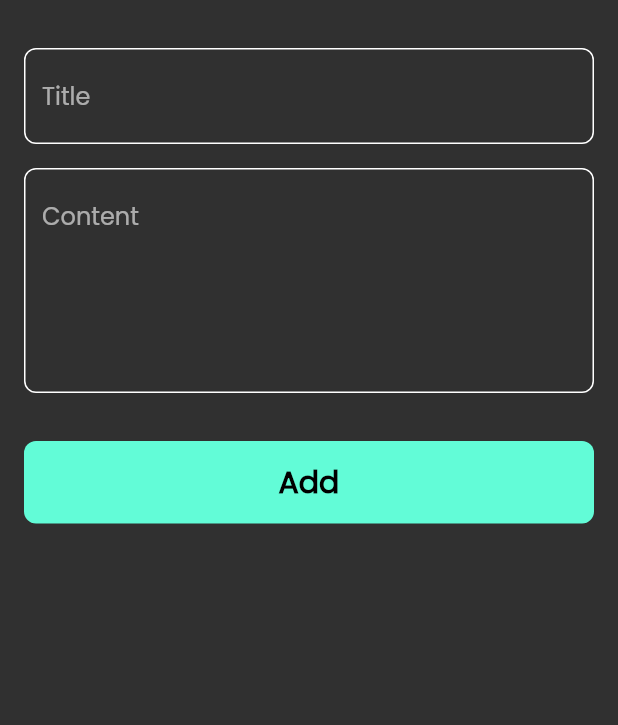
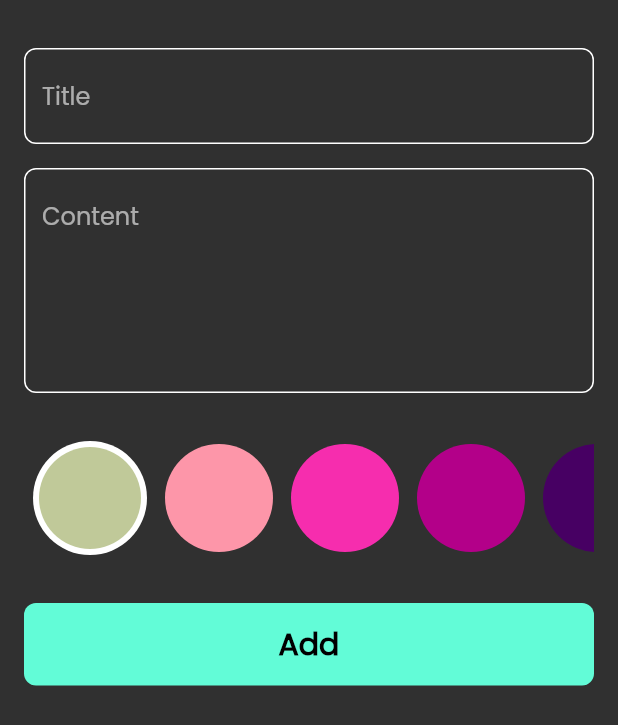
Before and after one commit to RehamAbdelmonem/notes_app, a Flutter app: the AddNoteBottomSheet widget shown alone on an empty page, opened directly, on a phone screen of 412 x 824 dp. Shown: the top 725 px of the screen. Run offline on Flutter 3.47's test engine with Material 2 defaults, Android fonts, the phone set to English and light mode, and no system bars; our stand-ins replace bloc, flutter_bloc, font_awesome_flutter, hive, hive_flutter; accounts and stored records are empty.

Commit message:
finish note app

```diff
--- a/lib/constants.dart
+++ b/lib/constants.dart
@@ -2,3 +2,10 @@ import 'package:flutter/material.dart';
 
 const kPrimaryColor = Color(0xff62FCD7);
 const kNotesBox = 'notes_box';
+List<Color> kColors = const [
+    Color(0xffC0C999),
+    Color(0xffFD96A9),
+    Color(0xffF62DAE),
+    Color(0xffB30089),
+    Color(0xff470063),
+  ];
--- a/lib/cubits/add_note_cubit/add_note_cubit.dart
+++ b/lib/cubits/add_note_cubit/add_note_cubit.dart
@@ -1,4 +1,5 @@
 import 'package:bloc/bloc.dart';
+import 'package:flutter/material.dart';
 import 'package:hive/hive.dart';
 import 'package:meta/meta.dart';
 import 'package:notes_app/models/note_model.dart';
@@ -9,7 +10,9 @@ part 'add_note_state.dart';
 class AddNoteCubit extends Cubit<AddNoteState> {
   AddNoteCubit() : super(AddNoteInitial());
 
+  Color color = const Color(0xffFD96A9);
   addNote(NoteModel note) async {
+    note.color = color.value;
     emit(AddNoteLoading());
     try {
       var notesBox = Hive.box<NoteModel>(kNotesBox);
--- a/lib/cubits/notes_cubit/notes_cubit.dart
+++ b/lib/cubits/notes_cubit/notes_cubit.dart
@@ -13,7 +13,7 @@ class NotesCubit extends Cubit<NotesState> {
   fetchAllNotes() async {
       var notesBox = Hive.box<NoteModel>(kNotesBox);
 
-       notesBox.values.toList();
-
+      notes= notesBox.values.toList();
+       emit(NotesSuccess());
   }
 }
--- a/lib/cubits/notes_cubit/notes_state.dart
+++ b/lib/cubits/notes_cubit/notes_state.dart
@@ -5,10 +5,4 @@ sealed class NotesState {}
 
 final class NotesInitial extends NotesState {}
 
-// final class NotesLoading extends NotesState {}
-
-// final class NotesSuccess extends NotesState {
-//   final List<NoteModel> notes;
-
-//   NotesSuccess(this.notes);
-// }
+final class NotesSuccess extends NotesState {}
--- a/lib/models/note_model.dart
+++ b/lib/models/note_model.dart
@@ -6,13 +6,13 @@ part 'note_model.g.dart';
 @HiveType(typeId: 0)
 class NoteModel extends HiveObject{
   @HiveField(0)
-  final String title;
+   String title;
   @HiveField(1)
-  final String subTitle;
+   String subTitle;
   @HiveField(2)
   final String date;
   @HiveField(3)
-  final int color;
+   int color;
 
   NoteModel({
     required this.title,
--- a/lib/widgets/add_note_form.dart
+++ b/lib/widgets/add_note_form.dart
@@ -1,7 +1,10 @@
 import 'package:flutter/material.dart';
 import 'package:flutter_bloc/flutter_bloc.dart';
+import 'package:intl/intl.dart';
 import 'package:notes_app/cubits/add_note_cubit/add_note_cubit.dart';
+import 'package:notes_app/helper/show_snack_bar.dart';
 import 'package:notes_app/models/note_model.dart';
+import 'package:notes_app/widgets/color_list_view.dart';
 import 'package:notes_app/widgets/custom_button.dart';
 import 'package:notes_app/widgets/custom_text_field.dart';
 
@@ -49,6 +52,10 @@ class _AddNoteFormState extends State<AddNoteForm> {
           const SizedBox(
             height: 32,
           ),
+          const ColorListView(),
+          const SizedBox(
+            height: 32,
+          ),
           BlocBuilder<AddNoteCubit, AddNoteState>(
             builder: (context, state) {
               return CustomButton(
@@ -57,13 +64,18 @@ class _AddNoteFormState extends State<AddNoteForm> {
                   if (formKey.currentState!.validate()) {
                     formKey.currentState!.save();
 
+                    var currentDate = DateTime.now();
+                    var formattedCurrentDate =
+                        DateFormat('dd-mm-yyyy').format(currentDate);
+
                     var noteModel = NoteModel(
                       title: title!,
                       subTitle: subTitle!,
-                      date: DateTime.now().toString(),
+                      date: formattedCurrentDate,
                       color: Colors.blue.value,
                     );
                     BlocProvider.of<AddNoteCubit>(context).addNote(noteModel);
+                    showSnackBar(context, 'Note created successfully');
                   } else {
                     autovalidateMode = AutovalidateMode.always;
                     setState(() {});
--- /dev/null
+++ b/lib/widgets/color_list_view.dart
@@ -0,0 +1,65 @@
+import 'package:flutter/material.dart';
+import 'package:flutter_bloc/flutter_bloc.dart';
+import 'package:notes_app/constants.dart';
+import 'package:notes_app/cubits/add_note_cubit/add_note_cubit.dart';
+
+class ColorItem extends StatelessWidget {
+  const ColorItem({super.key, required this.isActive, required this.color});
+
+  final bool isActive;
+  final Color color;
+  @override
+  Widget build(BuildContext context) {
+    return isActive
+        ?  CircleAvatar(
+            radius: 38,
+            backgroundColor: Colors.white,
+            child: CircleAvatar(
+              radius: 34,
+              backgroundColor: color,
+            ),
+          )
+        :  CircleAvatar(
+            radius: 36,
+            backgroundColor: color,
+          );
+  }
+}
+
+class ColorListView extends StatefulWidget {
+  const ColorListView({super.key});
+
+  @override
+  State<ColorListView> createState() => _ColorListViewState();
+}
+
+class _ColorListViewState extends State<ColorListView> {
+  int currentIndex = 0;
+
+
+  @override
+  Widget build(BuildContext context) {
+    return SizedBox(
+      height: 38 * 2,
+      child: ListView.builder(
+          itemCount: kColors.length,
+          scrollDirection: Axis.horizontal,
+          itemBuilder: (context, index) {
+            return Padding(
+              padding: const EdgeInsets.symmetric(horizontal: 6),
+              child: GestureDetector(
+                onTap: () {
+                  currentIndex = index;
+                  BlocProvider.of<AddNoteCubit>(context).color = kColors[index];
+                  setState(() {});
+                },
+                child: ColorItem(
+                  color: kColors[index],
+                  isActive: currentIndex == index,
+                ),
+              ),
+            );
+          }),
+    );
+  }
+}
--- a/lib/widgets/custom_text_field.dart
+++ b/lib/widgets/custom_text_field.dart
@@ -2,14 +2,16 @@ import 'package:flutter/material.dart';
 import 'package:notes_app/constants.dart';
 
 class CustomTextField extends StatelessWidget {
-  const CustomTextField({super.key, required this.hint,  this.maxLines = 1, this.onSaved});
+  const CustomTextField({super.key, required this.hint,  this.maxLines = 1, this.onSaved, this.onChanged});
 
   final String hint;
   final int maxLines;
   final void Function(String?)? onSaved;
+  final Function(String)? onChanged;
   @override
   Widget build(BuildContext context) {
     return TextFormField(
+      onChanged: onChanged,
       onSaved: onSaved,
       maxLines: maxLines,
       validator: (value) {
--- a/pubspec.yaml
+++ b/pubspec.yaml
@@ -35,6 +35,7 @@ dependencies:
   font_awesome_flutter: ^10.6.0
   hive: ^2.2.3
   hive_flutter: ^1.1.0
+  intl: ^0.18.1
   modal_progress_hud_nsn: ^0.4.0
 
 dev_dependencies:
```
Also changed, not shown: lib/helper/show_snack_bar.dart (added, +33 -0 lines), lib/main.dart (+8 -4 lines), lib/views/edit_note_view.dart (+6 -2 lines), lib/views/notes_view.dart (+2 -6 lines), lib/widgets/add_note_bottom_sheet.dart (+4 -4 lines), lib/widgets/custom_app_bar.dart (+10 -4 lines), lib/widgets/custom_note_item.dart (+18 -8 lines), lib/widgets/custom_search_icon.dart (+9 -5 lines), lib/widgets/edit_notes_color_list_view.dart (added, +48 -0 lines), lib/widgets/edit_view_body.dart (+50 -9 lines), lib/widgets/notes_list_view.dart (+5 -3 lines), pubspec.lock.
